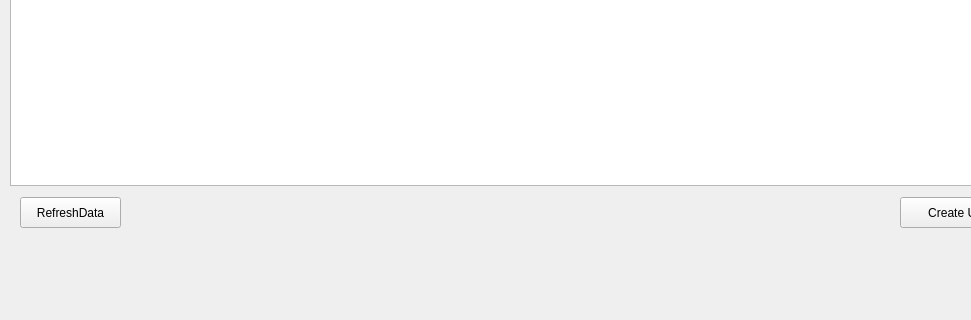
aliysefian/qt-test, file mainwindow.ui: the form before one commit; both pictures show x 0 to 971 and y 180 to 500 of the 1055 by 500 pixel window.
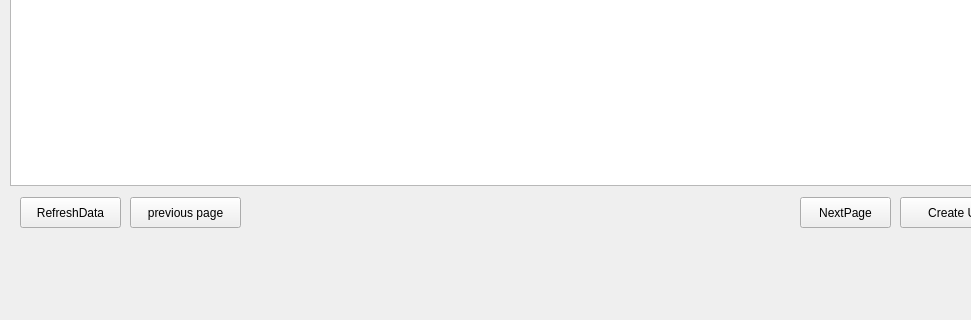
The form after the commit.

Commit message: pagination base

```diff
--- a/mainwindow.ui
+++ b/mainwindow.ui
@@ -80,6 +80,32 @@
      <string/>
     </property>
    </widget>
+   <widget class="QPushButton" name="btnNext">
+    <property name="geometry">
+     <rect>
+      <x>800</x>
+      <y>360</y>
+      <width>91</width>
+      <height>31</height>
+     </rect>
+    </property>
+    <property name="text">
+     <string>NextPage</string>
+    </property>
+   </widget>
+   <widget class="QPushButton" name="btnPrevPage">
+    <property name="geometry">
+     <rect>
+      <x>130</x>
+      <y>360</y>
+      <width>111</width>
+      <height>31</height>
+     </rect>
+    </property>
+    <property name="text">
+     <string>previous page</string>
+    </property>
+   </widget>
   </widget>
   <widget class="QMenuBar" name="menuBar">
    <property name="geometry">
```
The commit also changes 1 other file.
